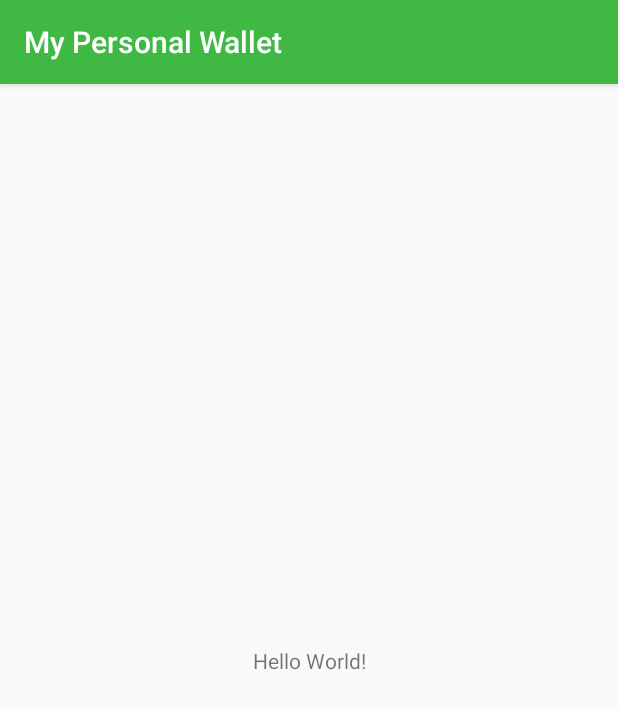
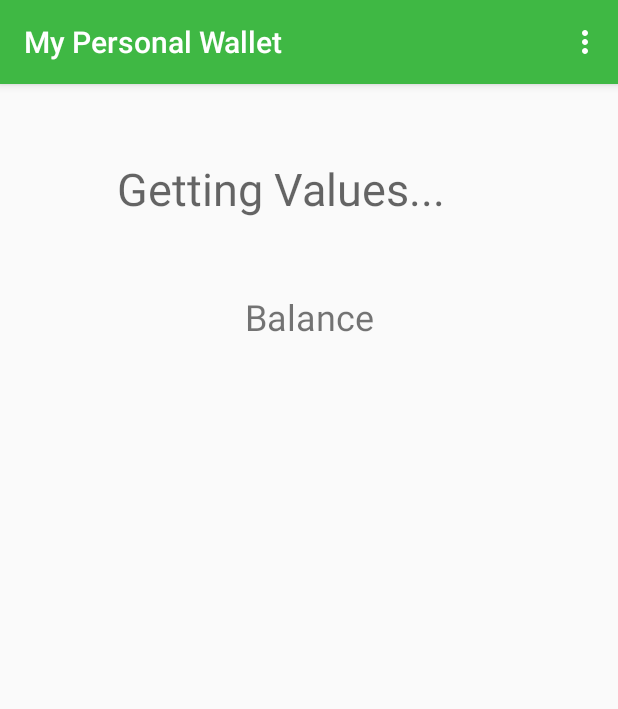
Before and after one commit to ChayoticAce/CC17_CourseProject, an Android app: the screen it shows after launch (MainActivity), on a phone screen of 412 x 824 dp. Shown: the top 709 px of the screen. Run offline under Robolectric (Android 15) with nearby library versions, the phone set to English and light mode, and no system bars.

Commit message:
Ui Branch - Inital Commit

```diff
--- a/app/src/main/AndroidManifest.xml
+++ b/app/src/main/AndroidManifest.xml
@@ -9,6 +9,8 @@
         android:roundIcon="@mipmap/mpwlogo_round"
         android:supportsRtl="true"
         android:theme="@style/AppTheme">
+        <activity android:name=".TransactionWidthrawl"></activity>
+        <activity android:name=".TransactionDeposit" />
         <activity android:name=".MainActivity">
             <intent-filter>
                 <action android:name="android.intent.action.MAIN" />
--- a/app/src/main/java/com/chayoticace/cc17_courseproject_mypersonalwallet/MainActivity.kt
+++ b/app/src/main/java/com/chayoticace/cc17_courseproject_mypersonalwallet/MainActivity.kt
@@ -1,11 +1,37 @@
 package com.chayoticace.cc17_courseproject_mypersonalwallet
 
+import android.content.Intent
 import androidx.appcompat.app.AppCompatActivity
 import android.os.Bundle
+import android.view.Menu
+import android.view.MenuItem
 
 class MainActivity : AppCompatActivity() {
     override fun onCreate(savedInstanceState: Bundle?) {
         super.onCreate(savedInstanceState)
         setContentView(R.layout.activity_main)
     }
+    override fun onCreateOptionsMenu(menu: Menu?): Boolean {
+        val inflater = menuInflater
+        inflater.inflate(R.menu.main_menu, menu)
+        return super.onCreateOptionsMenu(menu)
+    }
+    override fun onOptionsItemSelected(item: MenuItem): Boolean {
+        return when(item.itemId){
+            R.id.displaybalance -> {
+                startActivity(Intent(applicationContext, MainActivity::class.java))
+                true
+            }
+            R.id.widthrawl -> {
+                startActivity(Intent(applicationContext, TransactionWidthrawl::class.java))
+
+                true
+            }
+            R.id.deposit -> {
+                startActivity(Intent(applicationContext, TransactionDeposit::class.java))
+                true
+            }
+            else -> super.onOptionsItemSelected(item)
+        }
+    }
 }
--- /dev/null
+++ b/app/src/main/java/com/chayoticace/cc17_courseproject_mypersonalwallet/models/Account.kt
@@ -0,0 +1,4 @@
+package com.chayoticace.cc17_courseproject_mypersonalwallet.models
+
+class Account (var balance:Double){
+}
--- a/app/src/main/res/layout/activity_main.xml
+++ b/app/src/main/res/layout/activity_main.xml
@@ -7,12 +7,28 @@
     tools:context=".MainActivity">
 
     <TextView
+        android:id="@+id/mainact_balance"
         android:layout_width="wrap_content"
         android:layout_height="wrap_content"
-        android:text="Hello World!"
+        android:text="@string/const_balance"
+        android:textSize="24sp"
         app:layout_constraintBottom_toBottomOf="parent"
-        app:layout_constraintLeft_toLeftOf="parent"
-        app:layout_constraintRight_toRightOf="parent"
-        app:layout_constraintTop_toTopOf="parent" />
+        app:layout_constraintEnd_toEndOf="parent"
+        app:layout_constraintStart_toStartOf="parent"
+        app:layout_constraintTop_toTopOf="parent"
+        app:layout_constraintVertical_bias="0.189" />
+
+    <TextView
+        android:id="@+id/mainact_balance_display"
+        android:layout_width="256dp"
+        android:layout_height="41dp"
+        android:hint="Getting Values..."
+        android:textSize="30sp"
+        app:layout_constraintBottom_toBottomOf="parent"
+        app:layout_constraintEnd_toEndOf="parent"
+        app:layout_constraintHorizontal_bias="0.5"
+        app:layout_constraintStart_toStartOf="parent"
+        app:layout_constraintTop_toTopOf="parent"
+        app:layout_constraintVertical_bias="0.068" />
 
 </androidx.constraintlayout.widget.ConstraintLayout>
--- /dev/null
+++ b/app/src/main/res/menu/main_menu.xml
@@ -0,0 +1,15 @@
+<?xml version="1.0" encoding="utf-8"?>
+<menu xmlns:android="http://schemas.android.com/apk/res/android">
+    <item
+        android:title="@string/display_balance"
+        android:id="@+id/displaybalance"
+        />
+    <item
+        android:title="@string/widthrawl"
+        android:id="@+id/widthrawl"
+        />
+    <item
+        android:title="@string/deposit"
+        android:id="@+id/deposit"
+        />
+</menu>
--- a/app/src/main/res/values/strings.xml
+++ b/app/src/main/res/values/strings.xml
@@ -1,3 +1,11 @@
 <resources>
+    <!--App Name-->
     <string name="app_name">My Personal Wallet</string>
+
+    <!--MainMenu Items-->
+    <string name="display_balance">Display Balance</string>
+    <string name="widthrawl">Widthrawl</string>
+    <string name="deposit">Deposit</string>
+
+    <string name="const_balance">Balance</string>
 </resources>
```
Also changed, not shown: app/src/main/java/com/chayoticace/cc17_courseproject_mypersonalwallet/TransactionDeposit.kt (added, +11 -0 lines), app/src/main/java/com/chayoticace/cc17_courseproject_mypersonalwallet/TransactionWidthrawl.kt (added, +11 -0 lines), app/src/main/res/layout/activity_transaction_widthrawl.xml (added, +9 -0 lines), app/src/main/res/layout/activity_transction_deposit.xml (added, +9 -0 lines).
